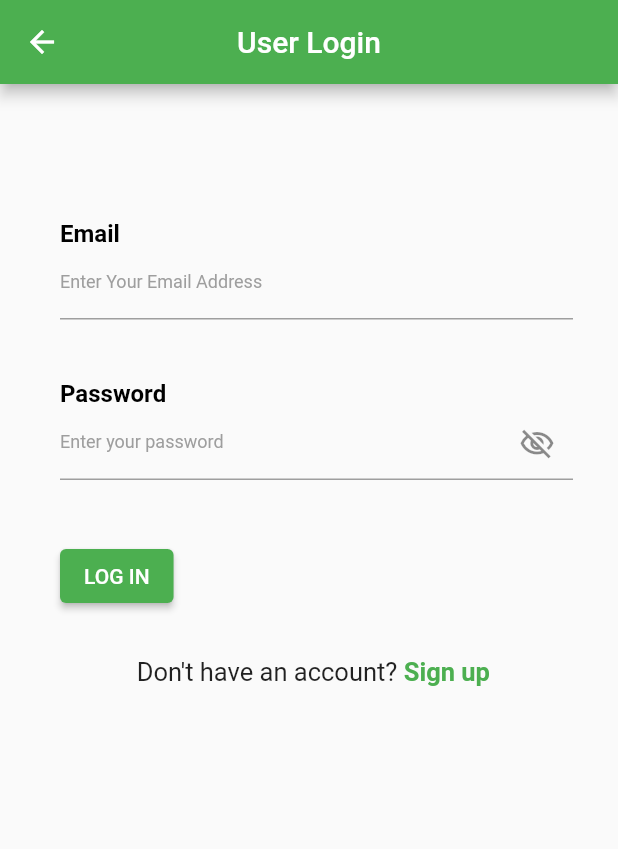
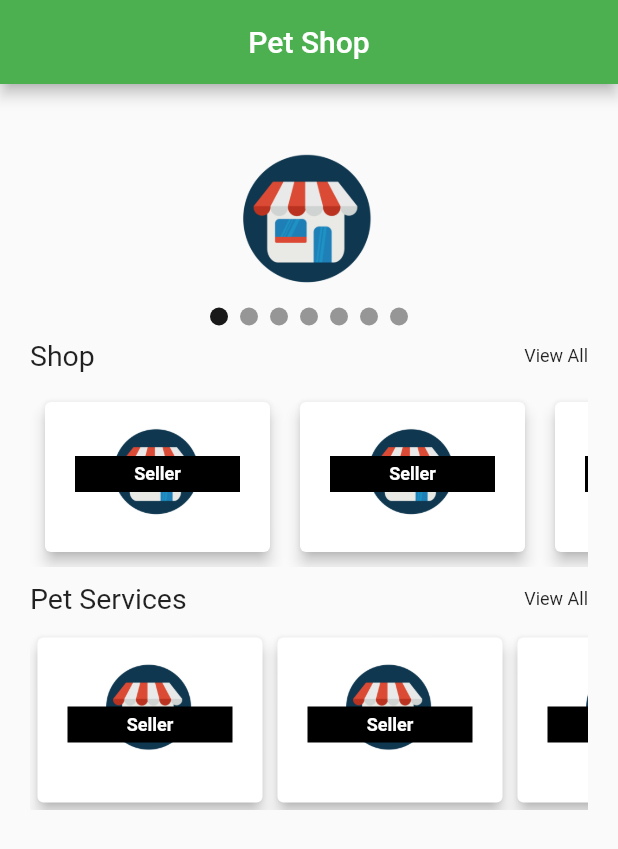
Before and after one commit to samuchakraborty/pet_shop, a Flutter app: the UserSignInScreen screen opened directly, after a tap on "LOG IN", on a phone screen of 412 x 824 dp. Shown: the top 849 px of the screen. Run offline on Flutter 3.47's test engine with Material 2 defaults, Android fonts, the phone set to English and light mode, and no system bars; drawn by our look-alikes of carousel_slider; our stand-ins replace flutter_riverpod, shared_preferences; accounts and stored records are empty.

Commit message:
added user home page

```diff
--- a/lib/screen/admin/admin_home_screen.dart
+++ b/lib/screen/admin/admin_home_screen.dart
@@ -1,9 +1,9 @@
 import 'package:flutter/material.dart';
 import 'package:flutter_riverpod/flutter_riverpod.dart';
-import 'package:pet_shop/all_seller_model.dart';
+import 'package:pet_shop/model/all_seller_model.dart';
 import 'package:pet_shop/services/admin_services.dart';
 
-import '../../all_userModel.dart';
+import '../../model/all_userModel.dart';
 
 class AdminHomePage extends StatefulWidget {
   const AdminHomePage({Key? key}) : super(key: key);
--- /dev/null
+++ b/lib/screen/user/user_home_screen.dart
@@ -0,0 +1,248 @@
+import 'package:carousel_slider/carousel_slider.dart';
+import 'package:flutter/material.dart';
+
+class UserHomeScreen extends StatefulWidget {
+  const UserHomeScreen({Key? key}) : super(key: key);
+
+  @override
+  State<UserHomeScreen> createState() => _UserHomeScreenState();
+}
+
+class _UserHomeScreenState extends State<UserHomeScreen> {
+  int _current = 0;
+  final CarouselController _controller = CarouselController();
+
+  List<Widget> imageSliders = imgList
+      .map((item) => Container(
+            margin: const EdgeInsets.all(5.0),
+            height: 100,
+            child: ClipRRect(
+                borderRadius: const BorderRadius.all(Radius.circular(5.0)),
+                child: Stack(
+                  children: <Widget>[
+                    Image.network(item, fit: BoxFit.cover, width: 1000.0),
+                  ],
+                )),
+          ))
+      .toList();
+
+  @override
+  Widget build(BuildContext context) {
+    return SafeArea(
+      child: Scaffold(
+        appBar: AppBar(
+          automaticallyImplyLeading: false,
+          title: const Text("Pet Shop"),
+          centerTitle: true,
+        ),
+        body: ListView(
+          padding: const EdgeInsets.all(20),
+          shrinkWrap: true,
+          physics: const AlwaysScrollableScrollPhysics(),
+          children: [
+            Stack(children: [
+              CarouselSlider(
+                options: CarouselOptions(
+                  height: 150,
+                  viewportFraction: 1.0,
+                  enlargeCenterPage: false,
+                  autoPlay: true,
+                ),
+                items: imgList
+                    .map((item) => Center(
+                            child: Image.asset(
+                          item,
+                          fit: BoxFit.contain,
+                          height: 150,
+                          width: MediaQuery.of(context).size.width,
+                        )))
+                    .toList(),
+              ),
+              Positioned(
+                bottom: 1,
+                // height: w,
+                right: 20,
+                left: 20,
+                child: Row(
+                  mainAxisAlignment: MainAxisAlignment.center,
+                  children: imgList.asMap().entries.map((entry) {
+                    return GestureDetector(
+                      onTap: () => _controller.animateToPage(entry.key),
+                      child: Container(
+                        width: 12.0,
+                        height: 12.0,
+                        margin: const EdgeInsets.symmetric(
+                            vertical: 8.0, horizontal: 4.0),
+                        decoration: BoxDecoration(
+                            shape: BoxShape.circle,
+                            color:
+                                (Theme.of(context).brightness == Brightness.dark
+                                        ? Colors.white
+                                        : Colors.black)
+                                    .withOpacity(
+                                        _current == entry.key ? 0.9 : 0.4)),
+                      ),
+                    );
+                  }).toList(),
+                ),
+              ),
+            ]),
+            Row(
+              mainAxisAlignment: MainAxisAlignment.spaceBetween,
+              children: [
+                const Text(
+                  'Shop',
+                  textAlign: TextAlign.start,
+                  style: TextStyle(
+                    fontSize: 19,
+                  ),
+                ),
+                GestureDetector(
+                  onTap: () {},
+                  child: const Text(
+                    'View All',
+                    textAlign: TextAlign.end,
+                    style: TextStyle(fontSize: 12),
+                  ),
+                )
+              ],
+            ),
+            const SizedBox(
+              height: 10,
+            ),
+            SizedBox(
+              height: 120,
+              child: ListView.builder(
+                shrinkWrap: true,
+                scrollDirection: Axis.horizontal,
+                itemCount: 10,
+                itemBuilder: (context, index) {
+                  return Card(
+                    elevation: 4,
+                    margin: const EdgeInsets.all(10),
+                    child: Stack(
+                      children: [
+                        Image.asset(
+                          "assets/seller-logo.png",
+                          width: 150,
+                          height: 100,
+                        ),
+                        Positioned(
+                          bottom: 40,
+                          // top: 10,
+                          left: 20,
+                          right: 20,
+                          child: Container(
+                            alignment: Alignment.center,
+                            padding: const EdgeInsets.symmetric(
+                                horizontal: 5, vertical: 5),
+                            decoration:
+                                const BoxDecoration(color: Colors.black),
+                            width: 134,
+                            child: const Text(
+                              'Seller',
+                              style: TextStyle(
+                                  fontSize: 12,
+                                  fontWeight: FontWeight.w700,
+                                  color: Colors.white),
+                              overflow: TextOverflow.ellipsis,
+                            ),
+                          ),
+                        ),
+                      ],
+                    ),
+                  );
+                },
+              ),
+            ),
+
+
+            const SizedBox(
+              height: 10,
+            ),
+
+            Row(
+              mainAxisAlignment: MainAxisAlignment.spaceBetween,
+              children: [
+                const Text(
+                  'Pet Services',
+                  textAlign: TextAlign.start,
+                  style: TextStyle(
+                    fontSize: 19,
+                  ),
+                ),
+                GestureDetector(
+                  onTap: () {},
+                  child: const Text(
+                    'View All',
+                    textAlign: TextAlign.end,
+                    style: TextStyle(fontSize: 12),
+                  ),
+                )
+              ],
+            ),
+            const SizedBox(
+              height: 10,
+            ),
+            SizedBox(
+              height: 120,
+              width: MediaQuery.of(context).size.width,
+              child: ListView.builder(
+                shrinkWrap: true,
+                scrollDirection: Axis.horizontal,
+                itemCount: 10,
+                itemBuilder: (context, index) {
+                  return Card(
+                    elevation: 4,
+                    margin: const EdgeInsets.symmetric(horizontal: 5, vertical: 5),
+                    child: Stack(
+                      children: [
+                        Image.asset(
+                          "assets/seller-logo.png",
+                          width: 150,
+                          height: 100,
+                        ),
+                        Positioned(
+                          bottom: 40,
+                          // top: 10,
+                          left: 20,
+                          right: 20,
+                          child: Container(
+                            alignment: Alignment.center,
+                            padding: const EdgeInsets.symmetric(
+                                horizontal: 5, vertical: 5),
+                            decoration:
+                            const BoxDecoration(color: Colors.black),
+                            width: 134,
+                            child: const Text(
+                              'Seller',
+                              style: TextStyle(
+                                  fontSize: 12,
+                                  fontWeight: FontWeight.w700,
+                                  color: Colors.white),
+                              overflow: TextOverflow.ellipsis,
+                            ),
+                          ),
+                        ),
+                      ],
+                    ),
+                  );
+                },
+              ),
+            )
+          ],
+        ),
+      ),
+    );
+  }
+}
+
+List<String> imgList = [
+  "assets/seller-logo.png",
+  "assets/seller-logo.png",
+  "assets/seller-logo.png",
+  "assets/seller-logo.png",
+  "assets/seller-logo.png",
+  "assets/seller-logo.png",
+  "assets/seller-logo.png",
+];
--- a/lib/screen/user/user_sign_in_screen.dart
+++ b/lib/screen/user/user_sign_in_screen.dart
@@ -1,4 +1,5 @@
 import 'package:flutter/material.dart';
+import 'package:pet_shop/screen/user/user_home_screen.dart';
 import 'package:pet_shop/screen/user/user_sign_up_screen.dart';
 import '../../widgets/custom_text_field.dart';
 
@@ -101,10 +102,10 @@ class UserSignInScreenState extends State<UserSignInScreen> {
                                 ElevatedButton.styleFrom(primary: Colors.green),
                             child: const Text('LOG IN'),
                             onPressed: () {
-                              // Navigator.pushNamed(
-                              //   context,
-                              //   RouteConstants.homeScreen,
-                              // );
+                              Navigator.push(
+                                context,
+                               MaterialPageRoute(builder: (context)=>const UserHomeScreen())
+                              );
                               //if (_formKey.currentState!.validate()) {}
                             },
                           ),
```
Also changed, not shown: pubspec.yaml (+5 -3 lines), assets/seller-logo.png (added), lib/model/all_seller_model.dart (renamed from lib/all_seller_model.dart), lib/model/all_userModel.dart (renamed from lib/all_userModel.dart), pubspec.lock.
